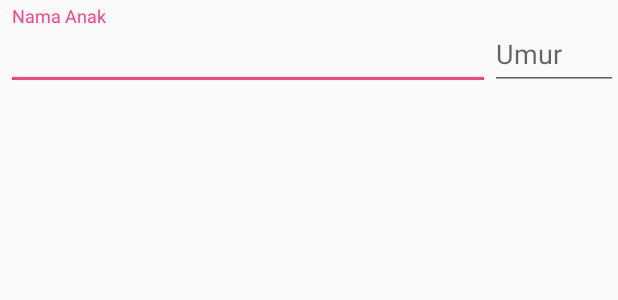
After one commit to dheadhin/AdvancedWidget1, an Android app: the layout layout_anak.xml on its own in the app's theme, with its tools: preview values and no code run, on a phone screen of 412 x 824 dp. The commit adds this screen. Shown: the top 300 px of the screen. Run offline under Robolectric (Android 15) with nearby library versions, the phone set to English and light mode, and no system bars.

Commit message:
Widget Programming Final Part

```diff
--- a/app/build.gradle
+++ b/app/build.gradle
@@ -23,4 +23,5 @@ dependencies {
     compile fileTree(dir: 'libs', include: ['*.jar'])
     testCompile 'junit:junit:4.12'
     compile 'com.android.support:appcompat-v7:23.4.0'
+    compile 'com.android.support:design:23.4.0'
 }
--- /dev/null
+++ b/app/src/main/res/layout/layout_anak.xml
@@ -0,0 +1,33 @@
+<?xml version="1.0" encoding="utf-8"?>
+<LinearLayout xmlns:android="http://schemas.android.com/apk/res/android"
+    android:layout_width="match_parent"
+    android:layout_height="match_parent"
+    android:padding="4dp"
+    android:weightSum="1">
+
+    <android.support.design.widget.TextInputLayout
+        android:layout_width="0dp"
+        android:layout_height="wrap_content"
+        android:layout_weight="0.8">
+
+        <android.support.design.widget.TextInputEditText
+            android:id="@+id/editTextNama"
+            android:layout_width="match_parent"
+            android:layout_height="match_parent"
+            android:hint="Nama Anak" />
+    </android.support.design.widget.TextInputLayout>
+
+    <android.support.design.widget.TextInputLayout
+        android:layout_width="0dp"
+        android:layout_height="wrap_content"
+        android:layout_weight="0.8">
+
+        <android.support.design.widget.TextInputEditText
+            android:id="@+id/editTextUmur"
+            android:layout_width="match_parent"
+            android:layout_height="match_parent"
+            android:hint="Umur"
+            android:maxLength="2" />
+    </android.support.design.widget.TextInputLayout>
+
+</LinearLayout>
```
Also changed, not shown: app/src/main/java/id/sch/smktelkom_mlg/learn/advancedwidget1/MainActivity.java (+48 -28 lines), app/src/main/res/layout/activity_main.xml (+31 -5 lines).
